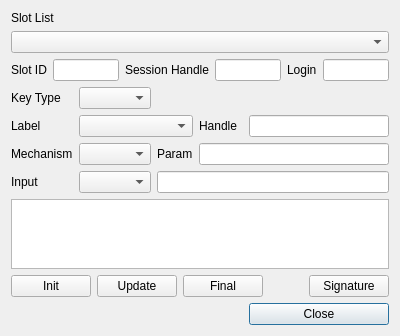
Above: HsmMan/sign_dlg.ui from jykim74/CryptokiMan before the change. Below: the same form after it.
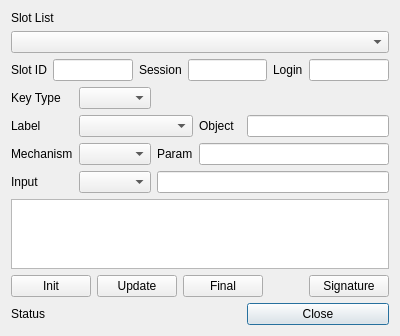
That is the form after the change.

What changed in the file:
```diff
--- a/HsmMan/sign_dlg.ui
+++ b/HsmMan/sign_dlg.ui
@@ -7,7 +7,7 @@
     <x>0</x>
     <y>0</y>
     <width>400</width>
-    <height>310</height>
+    <height>330</height>
    </rect>
   </property>
   <property name="windowTitle">
@@ -73,7 +73,7 @@
    <item row="4" column="3">
     <widget class="QLabel" name="label_6">
      <property name="text">
-      <string>Handle</string>
+      <string>Object</string>
      </property>
     </widget>
    </item>
@@ -95,7 +95,7 @@
      <item>
       <widget class="QLabel" name="label_9">
        <property name="text">
-        <string>Session Handle</string>
+        <string>Session</string>
        </property>
       </widget>
      </item>
@@ -182,6 +182,13 @@
      </item>
     </layout>
    </item>
+   <item row="10" column="0" colspan="4">
+    <widget class="QLabel" name="mStatusLabel">
+     <property name="text">
+      <string>Status</string>
+     </property>
+    </widget>
+   </item>
   </layout>
  </widget>
  <resources/>
```
Left out of the diff: 34 changed lines with no effect on the pictures.
